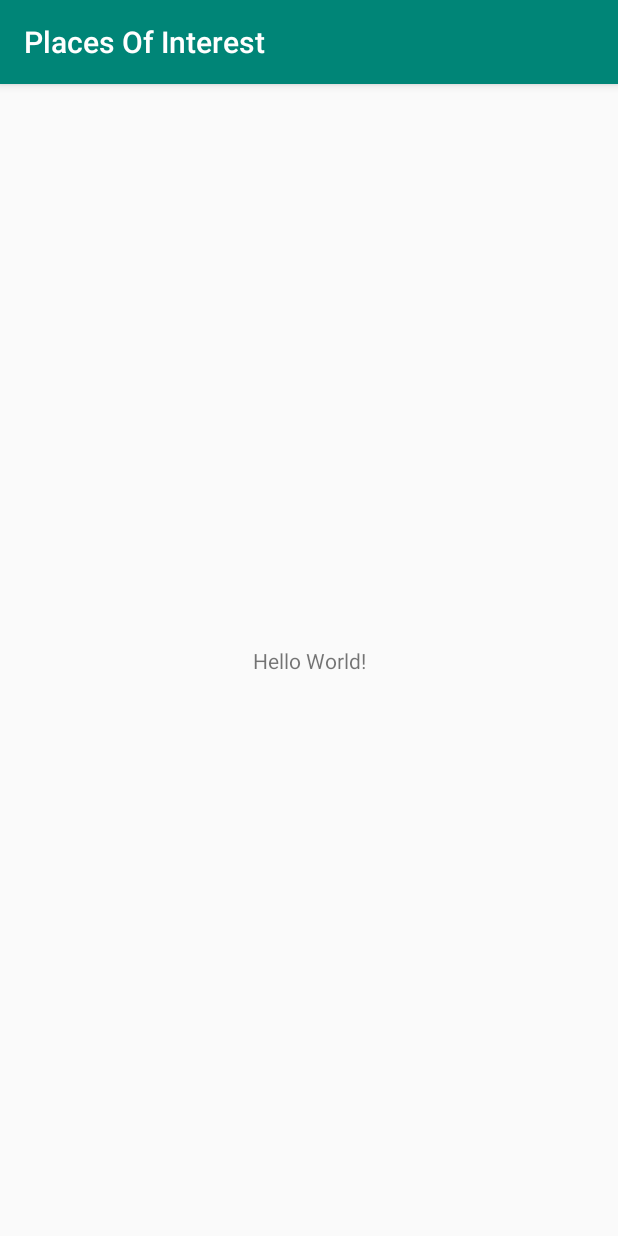
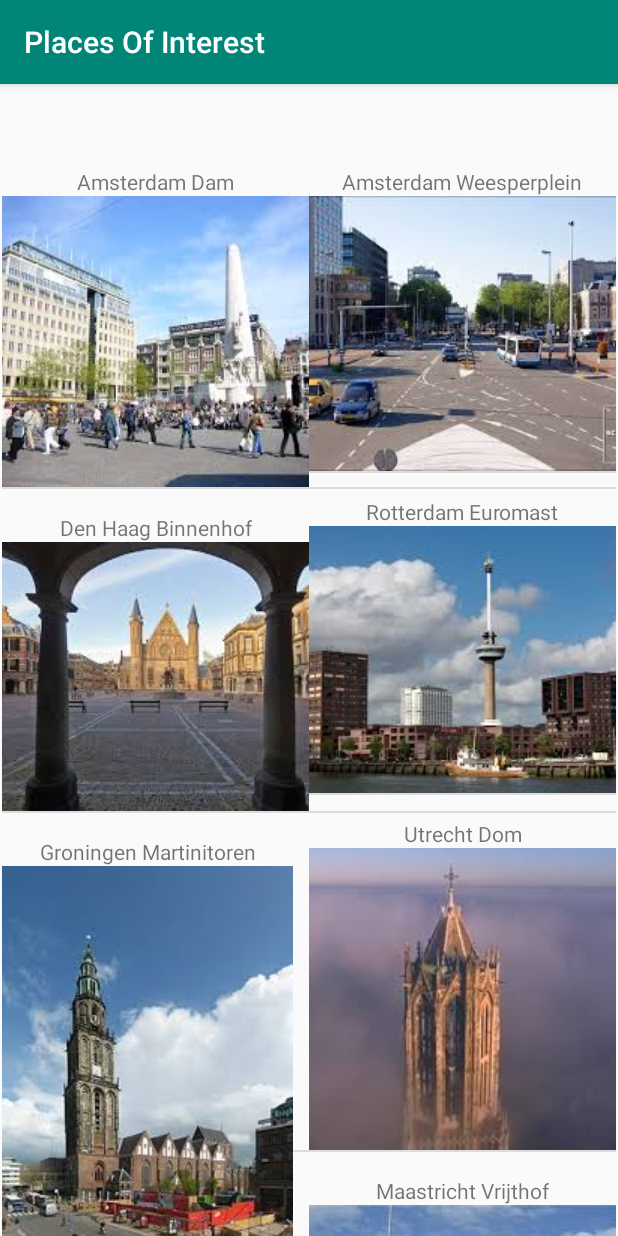
Before and after one commit to teunstout/Level2-task1, an Android app: the screen it shows after launch (MainActivity), on a phone screen of 412 x 824 dp. Run offline under Robolectric (Android 15) with nearby library versions, the phone set to English and light mode, and no system bars.

Commit message:
level 1 working
misschien nog lijntjes proberen weg te halen bij de images

```diff
--- a/Level2-task1/app/build.gradle
+++ b/Level2-task1/app/build.gradle
@@ -32,4 +32,5 @@ dependencies {
     testImplementation 'junit:junit:4.12'
     androidTestImplementation 'androidx.test.ext:junit:1.1.0'
     androidTestImplementation 'androidx.test.espresso:espresso-core:3.1.1'
+    implementation 'androidx.recyclerview:recyclerview:1.1.0'
 }
--- a/Level2-task1/app/src/main/java/com/example/placesofinterest/MainActivity.kt
+++ b/Level2-task1/app/src/main/java/com/example/placesofinterest/MainActivity.kt
@@ -2,11 +2,29 @@ package com.example.placesofinterest
 
 import androidx.appcompat.app.AppCompatActivity
 import android.os.Bundle
+import androidx.recyclerview.widget.DividerItemDecoration
+import androidx.recyclerview.widget.LinearLayoutManager
+import androidx.recyclerview.widget.RecyclerView
+import androidx.recyclerview.widget.StaggeredGridLayoutManager
+import kotlinx.android.synthetic.main.activity_main.*
 
 class MainActivity : AppCompatActivity() {
+    var places = arrayListOf<Place>()
+    var placeAdapter = PlaceAdapter(places)
 
     override fun onCreate(savedInstanceState: Bundle?) {
         super.onCreate(savedInstanceState)
         setContentView(R.layout.activity_main)
+        for (i in Place.PLACE_NAMES.indices) {
+            places.add(Place(Place.PLACE_NAMES[i], Place.PLACE_RES_DRAWABLE_IDS[i]))
+        }
+        placeAdapter.notifyDataSetChanged()
+        initViews()
+    }
+
+    private fun initViews() {
+        rvPlaces.layoutManager = StaggeredGridLayoutManager(2,1)
+        rvPlaces.adapter = placeAdapter
+        rvPlaces.addItemDecoration(DividerItemDecoration(this@MainActivity, DividerItemDecoration.VERTICAL))
     }
 }
--- /dev/null
+++ b/Level2-task1/app/src/main/java/com/example/placesofinterest/Place.kt
@@ -0,0 +1,78 @@
+package com.example.placesofinterest
+
+import androidx.annotation.DrawableRes
+
+data class Place(
+    val name: String,
+    @DrawableRes val imgResId: Int
+) {
+    companion object {
+        val PLACE_NAMES = arrayOf(
+            "Amsterdam Dam",
+            "Amsterdam Weesperplein",
+            "Rotterdam Euromast",
+            "Den Haag Binnenhof",
+            "Utrecht Dom",
+            "Groningen Martinitoren",
+            "Maastricht Vrijthof",
+            "New York Vrijheidsbeeld",
+            "San Francisco Golden Gate",
+            "Yellowstone Old Faithful",
+            "Yosemite Half Dome",
+            "Washington White House",
+            "Ottawa Parliament Hill",
+            "Londen Tower Bridge",
+            "Brussel Manneken Pis",
+            "Berlijn Reichstag",
+            "Parijs Eiffeltoren",
+            "Barcelona Sagrada Familia",
+            "Rome Colosseum",
+            "Pompeii",
+            "Kopenhagen",
+            "Oslo",
+            "Stockholm",
+            "Helsinki",
+            "Moskou Rode Plein",
+            "Beijing Verboden Stad",
+            "Kaapstad Tafelberg",
+            "Rio de Janeiro Copacabana",
+            "Sydney Opera",
+            "Hawaii Honolulu",
+            "Alaska Denali"
+        )
+
+        val PLACE_RES_DRAWABLE_IDS = arrayOf(
+            R.drawable.amsterdam_dam,
+            R.drawable.amsterdam_weesperplein,
+            R.drawable.rotterdam_euromast,
+            R.drawable.den_haag_binnenhof,
+            R.drawable.utrecht_dom,
+            R.drawable.groningen_martinitoren,
+            R.drawable.maastricht_vrijthof,
+            R.drawable.new_york_vrijheidsbeeld,
+            R.drawable.san_francisco_golden_gate,
+            R.drawable.yellowstone_old_faithful,
+            R.drawable.yosemite_half_dome,
+            R.drawable.washington_white_house,
+            R.drawable.ottawa_parliament_hill,
+            R.drawable.london_tower_bridge,
+            R.drawable.brussel_manneken_pis,
+            R.drawable.berlijn_reichstag,
+            R.drawable.parijs_eiffeltoren,
+            R.drawable.barcelona_sagrada_familia,
+            R.drawable.rome_colosseum,
+            R.drawable.pompeii,
+            R.drawable.kopenhagen,
+            R.drawable.oslo,
+            R.drawable.stockholm,
+            R.drawable.helsinki,
+            R.drawable.moskou_rode_plein,
+            R.drawable.beijing_verboden_stad,
+            R.drawable.kaapstad_tafelberg,
+            R.drawable.rio_de_janeiro_copacabana,
+            R.drawable.sydney_opera,
+            R.drawable.hawaii,
+            R.drawable.alaska_denali
+        )
+    }
+}
--- /dev/null
+++ b/Level2-task1/app/src/main/java/com/example/placesofinterest/PlaceAdapter.kt
@@ -0,0 +1,31 @@
+package com.example.placesofinterest
+
+import android.view.LayoutInflater
+import android.view.View
+import android.view.ViewGroup
+import androidx.recyclerview.widget.RecyclerView
+import kotlinx.android.synthetic.main.item_place.view.*
+
+class PlaceAdapter(val places: ArrayList<Place>): RecyclerView.Adapter<PlaceAdapter.ViewHolder>() {
+
+    inner class ViewHolder(textview : View): RecyclerView.ViewHolder(textview){
+        fun bind(place: Place){
+            itemView.placeTitle.text = place.name
+            itemView.placeImg.setImageResource(place.imgResId)
+        }
+    }
+
+    override fun onCreateViewHolder(parent: ViewGroup, viewType: Int): ViewHolder {
+        return ViewHolder(
+            LayoutInflater.from(parent.context).inflate(R.layout.item_place, parent, false)
+        )
+    }
+
+    override fun getItemCount(): Int {
+        return places.size
+    }
+
+    override fun onBindViewHolder(holder: ViewHolder, position: Int) {
+        holder.bind(places[position])
+    }
+}
--- a/Level2-task1/app/src/main/res/layout/activity_main.xml
+++ b/Level2-task1/app/src/main/res/layout/activity_main.xml
@@ -1,18 +1,18 @@
 <?xml version="1.0" encoding="utf-8"?>
 <androidx.constraintlayout.widget.ConstraintLayout xmlns:android="http://schemas.android.com/apk/res/android"
-    xmlns:app="http://schemas.android.com/apk/res-auto"
     xmlns:tools="http://schemas.android.com/tools"
     android:layout_width="match_parent"
     android:layout_height="match_parent"
+    xmlns:app="http://schemas.android.com/apk/res-auto"
     tools:context=".MainActivity">
 
-    <TextView
-        android:layout_width="wrap_content"
-        android:layout_height="wrap_content"
-        android:text="Hello World!"
+    <androidx.recyclerview.widget.RecyclerView
+        android:id="@+id/rvPlaces"
+        android:layout_width="409dp"
+        android:layout_height="729dp"
+        android:layout_marginTop="40dp"
         app:layout_constraintBottom_toBottomOf="parent"
-        app:layout_constraintLeft_toLeftOf="parent"
-        app:layout_constraintRight_toRightOf="parent"
+        app:layout_constraintEnd_toEndOf="parent"
+        app:layout_constraintStart_toStartOf="parent"
         app:layout_constraintTop_toTopOf="parent" />
-
 </androidx.constraintlayout.widget.ConstraintLayout>
--- /dev/null
+++ b/Level2-task1/app/src/main/res/layout/item_place.xml
@@ -0,0 +1,26 @@
+<?xml version="1.0" encoding="utf-8"?>
+<androidx.constraintlayout.widget.ConstraintLayout xmlns:android="http://schemas.android.com/apk/res/android"
+    xmlns:app="http://schemas.android.com/apk/res-auto"
+    xmlns:tools="http://schemas.android.com/tools"
+    android:layout_width="wrap_content"
+    android:layout_height="wrap_content">
+
+    <TextView
+        android:id="@+id/placeTitle"
+        android:layout_width="wrap_content"
+        android:layout_height="wrap_content"
+        android:layout_marginTop="16dp"
+        android:text="@string/noTitleFound"
+        app:layout_constraintEnd_toEndOf="@+id/placeImg"
+        app:layout_constraintStart_toStartOf="@+id/placeImg"
+        app:layout_constraintTop_toTopOf="parent" />
+
+    <ImageView
+        android:id="@+id/placeImg"
+        android:layout_width="wrap_content"
+        android:layout_height="wrap_content"
+        android:scaleType="centerCrop"
+        app:layout_constraintStart_toStartOf="parent"
+        app:layout_constraintTop_toBottomOf="@+id/placeTitle"
+        tools:srcCompat="@tools:sample/avatars" />
+</androidx.constraintlayout.widget.ConstraintLayout>
--- a/Level2-task1/app/src/main/res/values/strings.xml
+++ b/Level2-task1/app/src/main/res/values/strings.xml
@@ -1,3 +1,4 @@
 <resources>
     <string name="app_name">Places Of Interest</string>
+    <string name="noTitleFound">No title Found</string>
 </resources>
--- a/Level2-task1/app/src/main/res/values/styles.xml
+++ b/Level2-task1/app/src/main/res/values/styles.xml
@@ -6,6 +6,7 @@
         <item name="colorPrimary">@color/colorPrimary</item>
         <item name="colorPrimaryDark">@color/colorPrimaryDark</item>
         <item name="colorAccent">@color/colorAccent</item>
+
     </style>
 
 </resources>
```
